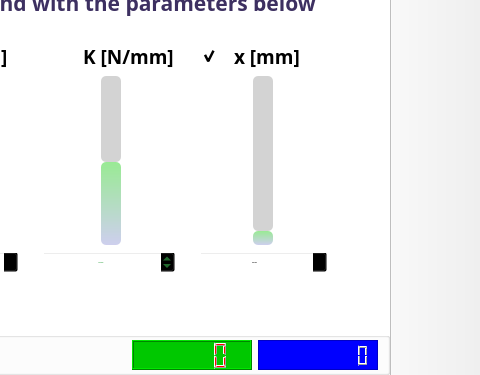
Before: the Qt Designer form apps/Didacti-coop_gui/didacticoop.ui in bellonemauro/Didacticoop, drawn with Qt 5; both pictures show x 721 to 1201 and y 393 to 768 of the 1201 by 768 pixel window.
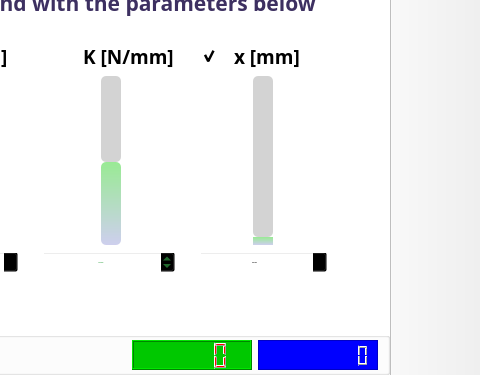
After: the same form once the commit is applied. The open tabs and pages were chosen to show the change. Icons and pictures are not drawn.

Diff of the .ui file:
```diff
--- a/apps/Didacti-coop_gui/didacticoop.ui
+++ b/apps/Didacti-coop_gui/didacticoop.ui
@@ -1219,7 +1219,7 @@
                                   <number>1</number>
                                  </property>
                                  <property name="maximum">
-                                  <number>99</number>
+                                  <number>160</number>
                                  </property>
                                  <property name="pageStep">
                                   <number>10</number>
```
Left out of the diff: 9 changed lines with no effect on the pictures.
